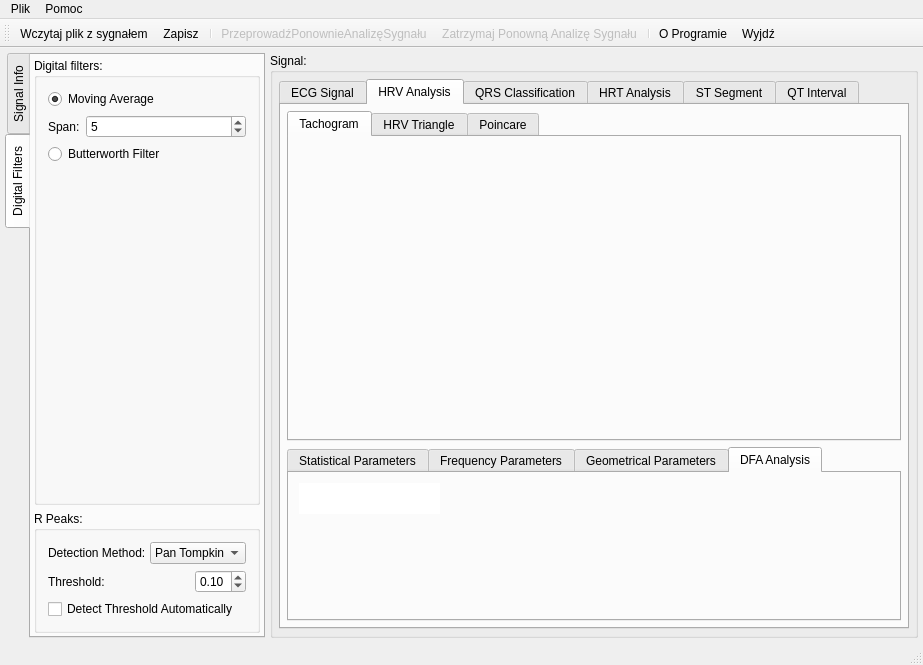
Before: the Qt Designer form ecganalyzer.ui in mateuszbaran/ECG-analyzer, drawn with Qt 5.
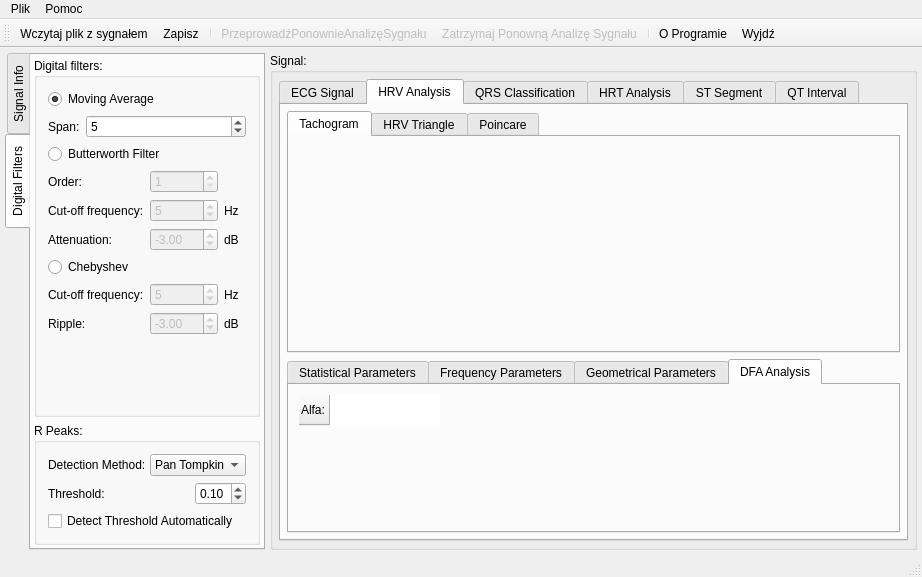
After: the same form once the commit is applied. The open tabs and pages were chosen to show the change. Icons and pictures are not drawn. Custom widgets are drawn as their Qt base class.

Commit message: * (+) kontrolki GUI dla Digital Filters

The edit to the form file:
```diff
--- a/ecganalyzer.ui
+++ b/ecganalyzer.ui
@@ -6,8 +6,8 @@
    <rect>
     <x>0</x>
     <y>0</y>
-    <width>923</width>
-    <height>665</height>
+    <width>922</width>
+    <height>577</height>
    </rect>
   </property>
   <property name="windowTitle">
@@ -351,14 +351,176 @@
               </widget>
              </item>
              <item>
-              <spacer name="verticalSpacer">
+              <layout class="QGridLayout" name="gridLayout_8">
+               <property name="spacing">
+                <number>6</number>
+               </property>
+               <item row="2" column="0">
+                <widget class="QLabel" name="label_9">
+                 <property name="text">
+                  <string>Attenuation:</string>
+                 </property>
+                </widget>
+               </item>
+               <item row="2" column="1">
+                <widget class="QDoubleSpinBox" name="doubleSpinBoxAttenuationButterworth">
+                 <property name="enabled">
+                  <bool>false</bool>
+                 </property>
+                 <property name="minimum">
+                  <double>-200.000000000000000</double>
+                 </property>
+                 <property name="value">
+                  <double>-3.000000000000000</double>
+                 </property>
+                </widget>
+               </item>
+               <item row="1" column="1">
+                <widget class="QSpinBox" name="spinBoxCutOffFrequencyButterworth">
+                 <property name="enabled">
+                  <bool>false</bool>
+                 </property>
+                 <property name="value">
+                  <number>5</number>
+                 </property>
+                </widget>
+               </item>
+               <item row="0" column="0">
+                <widget class="QLabel" name="label_8">
+                 <property name="text">
+                  <string>Order:</string>
+                 </property>
+                </widget>
+               </item>
+               <item row="2" column="2">
+                <widget class="QLabel" name="label_10">
+                 <property name="text">
+                  <string>dB</string>
+                 </property>
+                </widget>
+               </item>
+               <item row="1" column="2">
+                <widget class="QLabel" name="label_7">
+                 <property name="text">
+                  <string>Hz</string>
+                 </property>
+                </widget>
+               </item>
+               <item row="0" column="2">
+                <spacer name="horizontalSpacer_11">
+                 <property name="orientation">
+                  <enum>Qt::Horizontal</enum>
+                 </property>
+                 <property name="sizeHint" stdset="0">
+                  <size>
+                   <width>40</width>
+                   <height>20</height>
+                  </size>
+                 </property>
+                </spacer>
+               </item>
+               <item row="1" column="0">
+                <widget class="QLabel" name="label_6">
+                 <property name="text">
+                  <string>Cut-off frequency:</string>
+                 </property>
+                </widget>
+               </item>
+               <item row="0" column="1">
+                <widget class="QSpinBox" name="spinBoxOrderButterworth">
+                 <property name="enabled">
+                  <bool>false</bool>
+                 </property>
+                 <property name="minimum">
+                  <number>1</number>
+                 </property>
+                 <property name="maximum">
+                  <number>4</number>
+                 </property>
+                 <property name="value">
+                  <number>1</number>
+                 </property>
+                </widget>
+               </item>
+              </layout>
+             </item>
+             <item>
+              <widget class="QRadioButton" name="radioButtonChebyschevFilter">
+               <property name="text">
+                <string>Chebyshev</string>
+               </property>
+              </widget>
+             </item>
+             <item>
+              <layout class="QGridLayout" name="gridLayout_9">
+               <property name="spacing">
+                <number>6</number>
+               </property>
+               <item row="0" column="1">
+                <widget class="QSpinBox" name="spinBoxCutOffFrequencyChebyshev">
+                 <property name="enabled">
+                  <bool>false</bool>
+                 </property>
+                 <property name="value">
+                  <number>5</number>
+                 </property>
+                </widget>
+               </item>
+               <item row="1" column="1">
+                <widget class="QDoubleSpinBox" name="doubleSpinBoxRippleChebyschev">
+                 <property name="enabled">
+                  <bool>false</bool>
+                 </property>
+                 <property name="minimum">
+                  <double>-200.000000000000000</double>
+                 </property>
+                 <property name="value">
+                  <double>-3.000000000000000</double>
+                 </property>
+                </widget>
+               </item>
+               <item row="1" column="0">
+                <widget class="QLabel" name="label_11">
+                 <property name="text">
+                  <string>Ripple:</string>
+                 </property>
+                </widget>
+               </item>
+               <item row="0" column="0">
+                <widget class="QLabel" name="label_4">
+                 <property name="text">
+                  <string>Cut-off frequency:</string>
+                 </property>
+                </widget>
+               </item>
+               <item row="0" column="2">
+                <widget class="QLabel" name="label_16">
+                 <property name="text">
+                  <string>Hz</string>
+                 </property>
+                </widget>
+               </item>
+               <item row="1" column="2">
+                <widget class="QLabel" name="label_15">
+                 <property name="text">
+                  <string>dB</string>
+                 </property>
+                </widget>
+               </item>
+              </layout>
+             </item>
+             <item>
+              <spacer name="verticalSpacer_3">
                <property name="orientation">
                 <enum>Qt::Vertical</enum>
                </property>
+               <property name="sizeType">
+                <enum>QSizePolicy::Expanding</enum>
+               </property>
                <property name="sizeHint" stdset="0">
                 <size>
                  <width>20</width>
-                 <height>40</height>
+                 <height>15</height>
                 </size>
                </property>
               </spacer>
@@ -795,7 +957,7 @@
                 <bool>false</bool>
                </attribute>
                <attribute name="verticalHeaderVisible">
-                <bool>false</bool>
+                <bool>true</bool>
                </attribute>
                <row>
                 <property name="text">
@@ -1508,8 +1670,8 @@
     <rect>
      <x>0</x>
      <y>0</y>
-     <width>923</width>
-     <height>27</height>
+     <width>922</width>
+     <height>21</height>
     </rect>
    </property>
    <widget class="QMenu" name="menuPlik">
```
Left out of the diff: 8 changed lines with no effect on the pictures. The commit also changes 2 other files.
